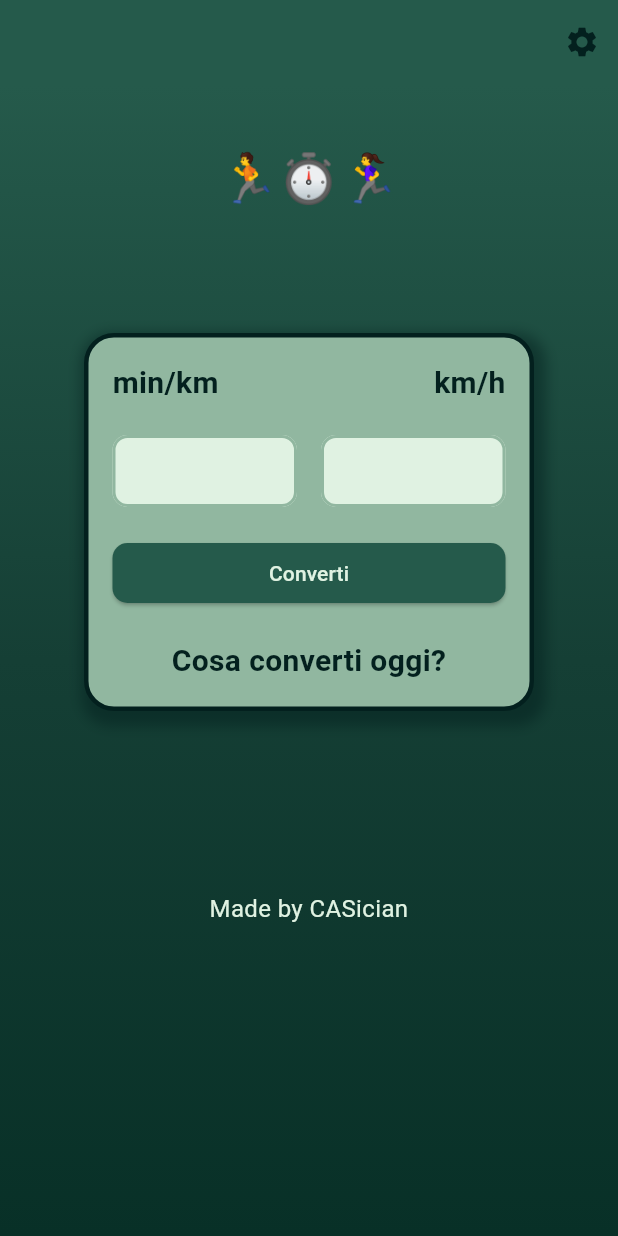
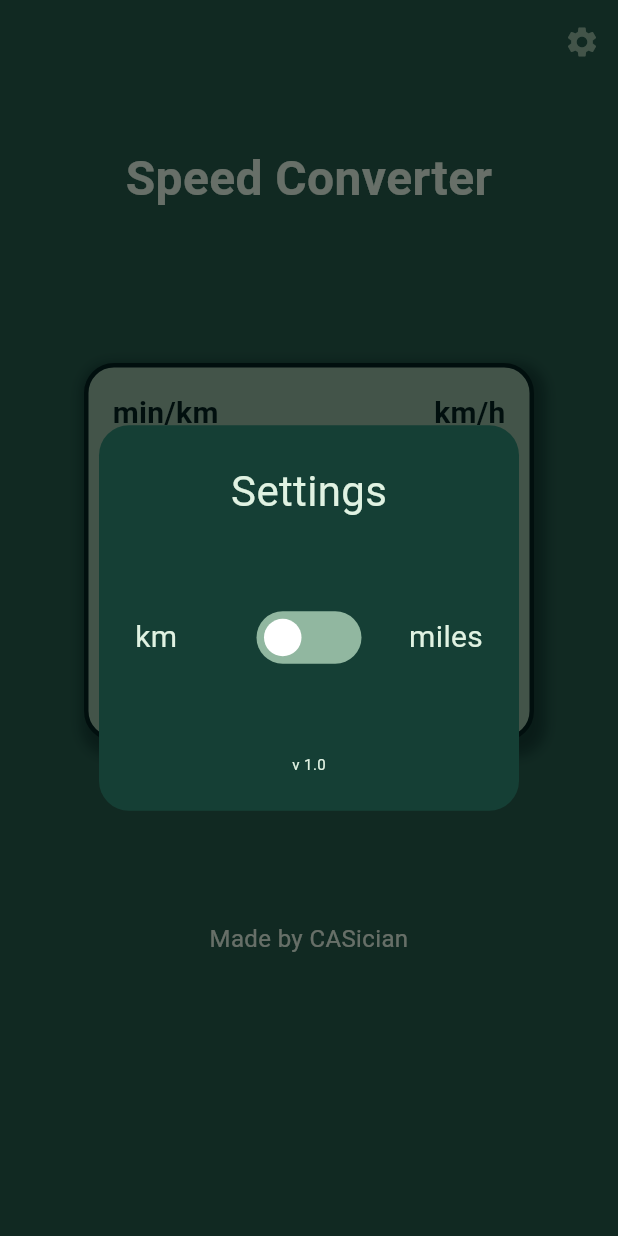
Before and after one commit to CASician/speed-converter, a Flutter app: the screen it shows after launch, after a tap on the "settings" icon, on a phone screen of 412 x 824 dp. Run offline on Flutter 3.47's test engine with Material 3 defaults, Android fonts, the phone set to English and light mode, and no system bars.

Commit message:
feat: Add settings screen

```diff
--- a/lib/home.dart
+++ b/lib/home.dart
@@ -1,4 +1,5 @@
 import 'package:flutter/material.dart';
+import 'package:speed_converter/settings.dart';
 import 'env.dart';
 
 class Home extends StatefulWidget {
@@ -17,7 +18,7 @@ class _HomeState extends State<Home> {
   String? _minPerKmError;
 
   String firstResponse = "---";
-  String _conversionResult = 'Cosa converti oggi?';
+  String _conversionResult = 'Click on blank spaces';
 
   void _convert() {
     setState(() {
@@ -119,7 +120,9 @@ class _HomeState extends State<Home> {
         elevation: 0,
         scrolledUnderElevation: 0.0,
         actions: [
-          IconButton(onPressed: () {}, icon: Icon(Icons.settings, color: Env.sixth))
+          IconButton(onPressed: () {
+            showSettingsDialog(context);
+          }, icon: Icon(Icons.settings, color: Env.second))
         ],
       ),
       resizeToAvoidBottomInset: false,
@@ -129,18 +132,14 @@ class _HomeState extends State<Home> {
         },
         child: Container(
           decoration: BoxDecoration(
-            gradient: LinearGradient(
-              begin: Alignment.topCenter,
-              end: Alignment.bottomCenter,
-              colors: [Env.third, Env.fourth, Env.fifth],
-            ),
+            color: Env.third,
           ),
           child: Center(
             child: Column(
               children: [
                 const SizedBox(height: 40),
                 Text(
-                  "🏃⏱️‍🏃‍♀️",
+                  "Speed Converter",
                   style: TextStyle(
                     fontSize: 32,
                     fontWeight: FontWeight.bold,
@@ -148,7 +147,7 @@ class _HomeState extends State<Home> {
                   ),
                   textAlign: TextAlign.center,
                 ),
-                const SizedBox(height: 80),
+                const SizedBox(height: 100),
                 Container(
                   width: 300,
                   padding: const EdgeInsets.all(16),
@@ -181,7 +180,7 @@ class _HomeState extends State<Home> {
                               borderRadius: BorderRadius.circular(10),
                             ),
                           ),
-                          child: const Text('Converti', style: TextStyle(color: Env.first)),
+                          child: const Text('Convert', style: TextStyle(color: Env.first)),
                         ),
                         const SizedBox(height: 20),
                         Text(
--- /dev/null
+++ b/lib/settings.dart
@@ -0,0 +1,109 @@
+import 'package:flutter/material.dart';
+import 'env.dart';
+
+void showSettingsDialog(BuildContext context){
+  Color textColor = Env.first;
+
+  showDialog(context: context, builder: (context){
+    bool isOn = false;
+
+
+    Widget _buildSwitch() {
+      return StatefulBuilder(
+        builder: (context, setState) {
+
+          void onSwitchChanged(bool value){
+            setState(() {isOn = value;});
+            // TODO create logic to change what to display km/miles
+            debugPrint("State: ${isOn ? 'miles' : 'km'}");
+          }
+
+          return GestureDetector(
+              onTap: () {onSwitchChanged(!isOn); },
+              child: AnimatedContainer(
+                duration: const Duration(milliseconds: 200),
+                width: 70,
+                height: 35,
+                padding: const EdgeInsets.symmetric(horizontal: 5),
+                decoration: BoxDecoration( borderRadius: BorderRadius.circular(20), color: isOn ? Env.third : Env.second),
+                alignment: isOn ? Alignment.centerRight : Alignment.centerLeft,
+                // white ball inside:
+                child: Container(
+                  width: 25,
+                  height: 25,
+                  decoration: const BoxDecoration(shape: BoxShape.circle, color: Colors.white),
+                ),
+              )
+          );
+        }
+      );
+    }
+
+    Widget _buildChoices() {
+      return Column(
+        children: [
+          Row(
+            children: [
+              Flexible(
+                flex: 1,
+                child: Align(
+                  alignment: Alignment.centerLeft,
+                  child: Text("km",
+                    style: TextStyle(
+                      color: textColor,
+                      fontSize: 20,
+                    ),
+                  ),)),
+              Flexible(
+                flex: 2,
+                child: Align(
+                  alignment: Alignment.center,
+                  child: _buildSwitch(),
+                )
+              ),
+              Flexible(
+                flex: 1,
+                child: Align(
+                  alignment: Alignment.centerRight,
+                  child: Text("miles",
+                    style: TextStyle(
+                      color: textColor,
+                      fontSize: 20,
+                    ),
+                  ),
+                ),
+              ),
+            ],
+          )
+        ],
+      );
+    }
+
+
+    return AlertDialog(
+      shape: RoundedRectangleBorder(borderRadius: BorderRadius.circular(20)),
+      backgroundColor: Env.fourth,
+      contentPadding: const EdgeInsets.all(24),
+      content: Column(
+        mainAxisSize: MainAxisSize.min,
+        children: [
+          Text("Settings",
+            style: TextStyle(
+              color: textColor,
+              fontSize: 28,
+            ),
+          ),
+          const SizedBox(height: 60),
+          _buildChoices(),
+          const SizedBox(height: 60),
+          Text("v 1.0",
+            style: TextStyle(
+              color: textColor,
+              fontSize: 10,
+            ),
+          ),
+        ],
+      ),
+    );
+  });
+}
```
